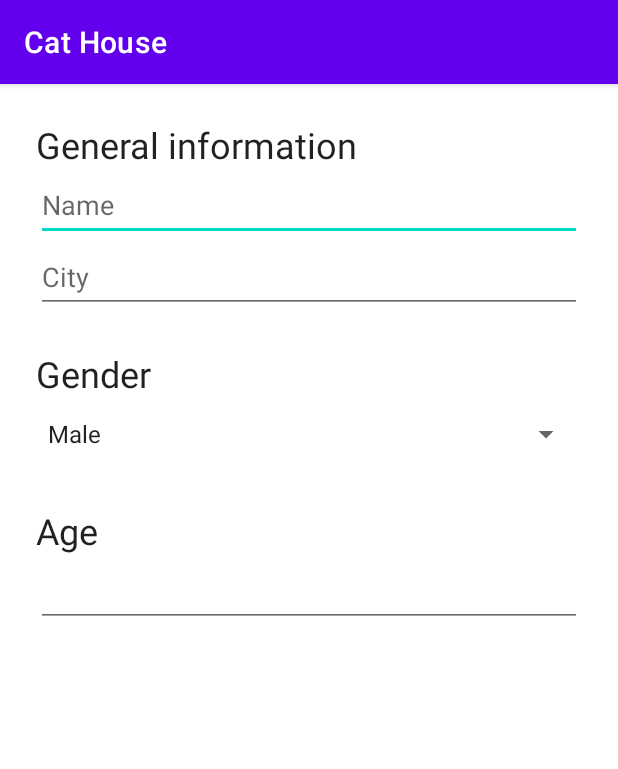
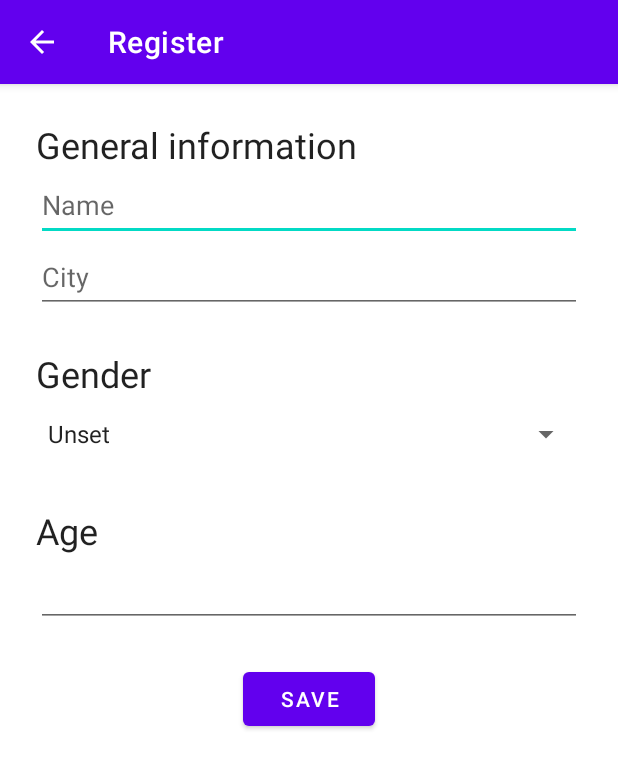
Before and after one commit to 0razzu/mobile-programming, an Android app: the screen it shows after launch (EditorActivity), after a tap on "Register", on a phone screen of 412 x 824 dp. Shown: the top 769 px of the screen. Run offline under Robolectric (Android 15) with nearby library versions, the phone set to English and light mode, and no system bars.

Commit message:
34_CatHouse: db i/o

```diff
--- a/34_CatHouse/app/src/main/AndroidManifest.xml
+++ b/34_CatHouse/app/src/main/AndroidManifest.xml
@@ -11,7 +11,9 @@
             android:theme="@style/Theme.CatHouse">
         <activity
                 android:name=".EditorActivity"
-                android:exported="false" />
+                android:exported="false"
+                android:parentActivityName=".MainActivity"
+                android:label="@string/action_register"/>
         <activity
                 android:name=".MainActivity"
                 android:exported="true"
--- a/34_CatHouse/app/src/main/java/orazzu/cathouse/EditorActivity.kt
+++ b/34_CatHouse/app/src/main/java/orazzu/cathouse/EditorActivity.kt
@@ -1,21 +1,25 @@
 package orazzu.cathouse
 
+import android.content.ContentValues
 import android.os.Bundle
 import android.text.TextUtils
 import android.view.View
-import android.widget.AdapterView
-import android.widget.ArrayAdapter
-import android.widget.EditText
-import android.widget.Spinner
+import android.widget.*
 import androidx.appcompat.app.AppCompatActivity
 import orazzu.cathouse.data.HotelContract
+import orazzu.cathouse.data.HotelContract.GuestEntry
+import orazzu.cathouse.data.HotelDbHelper
 
 
 class EditorActivity: AppCompatActivity() {
+    private lateinit var dbHelper: HotelDbHelper
+
     private lateinit var nameEditText: EditText
     private lateinit var cityEditText: EditText
     private lateinit var genderSpinner: Spinner
     private lateinit var ageEditText: EditText
+    private lateinit var saveButton: Button
+
     private var gender: Int = HotelContract.GuestEntry.GENDER_UNSET
 
 
@@ -27,7 +31,7 @@ class EditorActivity: AppCompatActivity() {
         genderSpinnerAdapter.setDropDownViewResource(android.R.layout.simple_dropdown_item_1line)
 
         genderSpinner.adapter = genderSpinnerAdapter
-        genderSpinner.setSelection(HotelContract.GuestEntry.GENDER_UNSET)
+        genderSpinner.setSelection(3)
         genderSpinner.onItemSelectedListener = object: AdapterView.OnItemSelectedListener {
             override fun onItemSelected(parent: AdapterView<*>?, view: View?, pos: Int, id: Long) {
                 val selection = parent?.getItemAtPosition(pos) as String
@@ -48,6 +52,31 @@ class EditorActivity: AppCompatActivity() {
     }
 
 
+    private fun insertGuest() {
+        val name = nameEditText.text.toString().trim()
+        val city = cityEditText.text.toString().trim()
+        val age = ageEditText.text.toString().trim().toInt()
+        val db = dbHelper.writableDatabase
+
+        val values = ContentValues()
+        values.put(GuestEntry.NAME, name)
+        values.put(GuestEntry.CITY, city)
+        values.put(GuestEntry.GENDER, gender)
+        values.put(GuestEntry.AGE, age)
+
+        val newRowId = db.insert(GuestEntry.TABLE_NAME, null, values)
+
+        if (newRowId == -1L)
+            Toast.makeText(this, R.string.registration_error, Toast.LENGTH_SHORT).show()
+        else
+            Toast.makeText(
+                this,
+                getString(R.string.registered).format(newRowId),
+                Toast.LENGTH_SHORT
+            ).show()
+    }
+
+
     override fun onCreate(savedInstanceState: Bundle?) {
         super.onCreate(savedInstanceState)
         setContentView(R.layout.activity_editor)
@@ -56,7 +85,12 @@ class EditorActivity: AppCompatActivity() {
         cityEditText = findViewById(R.id.city_edit_text)
         genderSpinner = findViewById(R.id.gender_spinner)
         ageEditText = findViewById(R.id.age_edit_text)
+        saveButton = findViewById(R.id.save_button)
 
+        dbHelper = HotelDbHelper(this)
         configureSpinner()
+        saveButton.setOnClickListener {
+            insertGuest()
+        }
     }
 }
--- a/34_CatHouse/app/src/main/java/orazzu/cathouse/MainActivity.kt
+++ b/34_CatHouse/app/src/main/java/orazzu/cathouse/MainActivity.kt
@@ -16,6 +16,7 @@ import orazzu.cathouse.data.HotelDbHelper
 
 class MainActivity: AppCompatActivity() {
     private lateinit var dbHelper: HotelDbHelper
+
     private lateinit var dbDataTextView: TextView
 
 
@@ -42,7 +43,8 @@ class MainActivity: AppCompatActivity() {
             dbDataTextView.text =
                 getString(R.string.guest_quantity).format(it.count)
             dbDataTextView.append(
-                GuestEntry._ID + " - " +
+                "\n\n" +
+                        GuestEntry._ID + " - " +
                         GuestEntry.NAME + " - " +
                         GuestEntry.CITY + " - " +
                         GuestEntry.GENDER + " - " +
@@ -80,12 +82,20 @@ class MainActivity: AppCompatActivity() {
         setContentView(R.layout.activity_main)
         setSupportActionBar(findViewById<Toolbar>(R.id.toolbar))
 
+        dbHelper = HotelDbHelper(this)
         dbDataTextView = findViewById(R.id.db_data_text_view)
 
         findViewById<FloatingActionButton>(R.id.fab).setOnClickListener {
             val intent = Intent(this@MainActivity, EditorActivity::class.java)
             startActivity(intent)
         }
+    }
+
+
+    override fun onStart() {
+        super.onStart()
+
+        displayDatabaseInfo()
     }
 
     override fun onCreateOptionsMenu(menu: Menu): Boolean {
--- a/34_CatHouse/app/src/main/res/layout/activity_editor.xml
+++ b/34_CatHouse/app/src/main/res/layout/activity_editor.xml
@@ -115,4 +115,14 @@
                 android:minHeight="48dp"
                 tools:ignore="SpeakableTextPresentCheck" />
     </androidx.constraintlayout.widget.ConstraintLayout>
+
+    <Button
+            android:text="@string/action_save"
+            android:layout_width="wrap_content"
+            android:layout_height="wrap_content"
+            android:id="@+id/save_button"
+            app:layout_constraintTop_toBottomOf="@+id/age_info"
+            app:layout_constraintStart_toStartOf="parent"
+            app:layout_constraintEnd_toEndOf="parent"
+            android:layout_margin="24dp" />
 </androidx.constraintlayout.widget.ConstraintLayout>
--- a/34_CatHouse/app/src/main/res/values/strings.xml
+++ b/34_CatHouse/app/src/main/res/values/strings.xml
@@ -1,3 +1,6 @@
+<?xml version="1.0" encoding="utf-8"?>
+<!DOCTYPE resources [<!ENTITY nbsp "&#160;">]>
+
 <resources>
     <string name="app_name">Cat House</string>
 
@@ -25,4 +28,7 @@
     <string name="age">Age</string>
 
     <string name="guest_quantity">There are %d guests</string>
+
+    <string name="registered">Registered the&nbsp;guest under&nbsp;the&nbsp;id&nbsp;=&nbsp;%d</string>
+    <string name="registration_error">Failed to&nbsp;register the&nbsp;guest</string>
 </resources>
```
Also changed, not shown: 1 other file.
